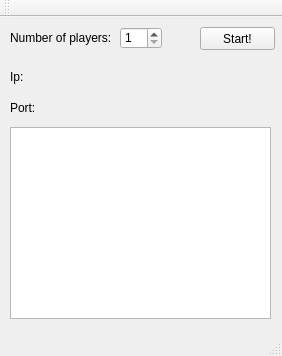
Qt form JogoDoPalitoServer/serverwindow.ui (pedrocruz/JogoDoPalitoServer) before a commit.
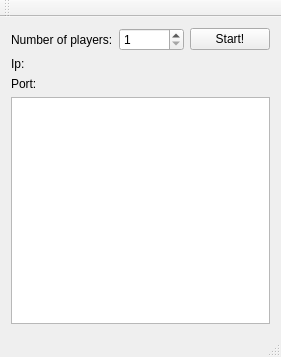
The same form after that commit.

Patch:
```diff
--- a/JogoDoPalitoServer/serverwindow.ui
+++ b/JogoDoPalitoServer/serverwindow.ui
@@ -6,36 +6,28 @@
    <rect>
     <x>0</x>
     <y>0</y>
-    <width>282</width>
-    <height>356</height>
+    <width>281</width>
+    <height>357</height>
    </rect>
   </property>
   <property name="windowTitle">
    <string>Servidor Jogo do Palito</string>
   </property>
   <widget class="QWidget" name="centralWidget">
+   <layout class="QHBoxLayout" name="horizontalLayout_2">
+    <item>
+     <layout class="QVBoxLayout" name="verticalLayout">
+      <item>
+       <layout class="QHBoxLayout" name="horizontalLayout">
+        <item>
    <widget class="QLabel" name="label">
-    <property name="geometry">
-     <rect>
-      <x>10</x>
-      <y>10</y>
-      <width>101</width>
-      <height>21</height>
-     </rect>
-    </property>
     <property name="text">
      <string>Number of players:</string>
     </property>
    </widget>
+        </item>
+        <item>
    <widget class="QSpinBox" name="playersSpinBox">
-    <property name="geometry">
-     <rect>
-      <x>120</x>
-      <y>10</y>
-      <width>42</width>
-      <height>22</height>
-     </rect>
-    </property>
     <property name="minimum">
      <number>1</number>
     </property>
@@ -43,55 +35,40 @@
      <number>4</number>
     </property>
    </widget>
+        </item>
+        <item>
    <widget class="QPushButton" name="startButton">
-    <property name="geometry">
-     <rect>
-      <x>200</x>
-      <y>10</y>
-      <width>75</width>
-      <height>23</height>
-     </rect>
-    </property>
     <property name="text">
      <string>Start!</string>
     </property>
    </widget>
-   <widget class="QTableView" name="gameTableView">
-    <property name="geometry">
-     <rect>
-      <x>10</x>
-      <y>110</y>
-      <width>261</width>
-      <height>192</height>
-     </rect>
-    </property>
-   </widget>
+        </item>
+       </layout>
+      </item>
+      <item>
    <widget class="QLabel" name="ipLabel">
-    <property name="geometry">
-     <rect>
-      <x>10</x>
-      <y>50</y>
-      <width>271</width>
-      <height>20</height>
-     </rect>
-    </property>
     <property name="text">
      <string>Ip:</string>
     </property>
    </widget>
+      </item>
+      <item>
    <widget class="QLabel" name="portLabel">
-    <property name="geometry">
-     <rect>
-      <x>10</x>
-      <y>80</y>
-      <width>271</width>
-      <height>21</height>
-     </rect>
-    </property>
     <property name="text">
      <string>Port:</string>
     </property>
    </widget>
+      </item>
+      <item>
+       <widget class="QTextEdit" name="LogEdit">
+        <property name="readOnly">
+         <bool>true</bool>
+        </property>
+       </widget>
+      </item>
+     </layout>
+    </item>
+   </layout>
   </widget>
   <widget class="QMenuBar" name="menuBar">
    <property name="geometry">
```
Left out of the diff: 2 changed lines with no effect on the pictures. Lines whose indentation alone changed are shown as unchanged.
